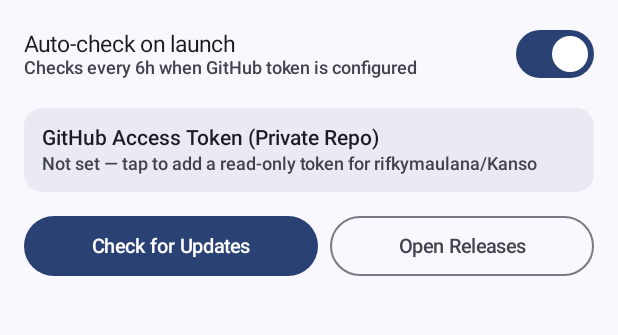
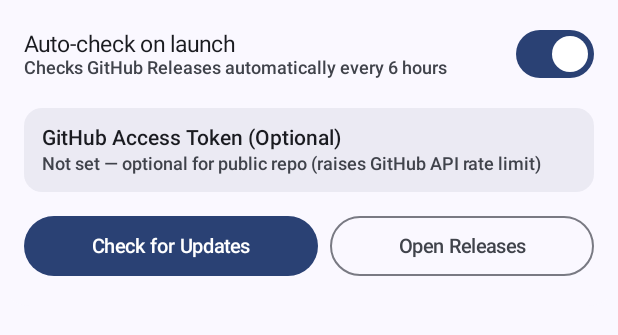
Before and after one commit to rifkymaulana/Kanso, an Android app built with Jetpack Compose: the composable AppUpdatesCard shown on its own in the app's theme, on a phone screen of 412 x 824 dp, the part 73-408 px from its top. Run offline under Robolectric (Android 15) with nearby library versions, the phone set to English and light mode, and no system bars; our stand-ins replace Dagger/Hilt's generated code.

Commit message:
feat: enable unauthenticated auto-update checks for public repo

```diff
--- a/app/build.gradle.kts
+++ b/app/build.gradle.kts
@@ -15,8 +15,8 @@ android {
         applicationId = "com.kanso.app"
         minSdk = 26
         targetSdk = 35
-        versionCode = System.getenv("KANSO_VERSION_CODE")?.toIntOrNull() ?: 4
-        versionName = System.getenv("KANSO_VERSION_NAME")?.takeIf { it.isNotBlank() } ?: "1.1.0"
+        versionCode = System.getenv("KANSO_VERSION_CODE")?.toIntOrNull() ?: 5
+        versionName = System.getenv("KANSO_VERSION_NAME")?.takeIf { it.isNotBlank() } ?: "1.1.1"
     }
 
     signingConfigs {
--- a/app/src/main/kotlin/com/kanso/app/ui/settings/SettingsScreen.kt
+++ b/app/src/main/kotlin/com/kanso/app/ui/settings/SettingsScreen.kt
@@ -584,7 +584,7 @@ private fun AppUpdatesCard(
                     Text(
                         text = prefs.lastUpdateCheckMillis?.let {
                             "Last checked: ${KansoDateFormatters.formatFullDateTime(it)}"
-                        } ?: "Checks every 6h when GitHub token is configured",
+                        } ?: "Checks GitHub Releases automatically every 6 hours",
                         style = MaterialTheme.typography.labelMedium,
                         color = MaterialTheme.colorScheme.onSurfaceVariant
                     )
@@ -609,14 +609,14 @@ private fun AppUpdatesCard(
                     verticalArrangement = Arrangement.spacedBy(2.dp)
                 ) {
                     Text(
-                        text = "GitHub Access Token (Private Repo)",
+                        text = "GitHub Access Token (Optional)",
                         style = MaterialTheme.typography.bodyMedium.copy(fontWeight = FontWeight.Medium)
                     )
                     Text(
                         text = if (uiState.hasGithubToken) {
                             "Configured (Android Keystore encrypted) — tap to update"
                         } else {
-                            "Not set — tap to add a read-only token for rifkymaulana/Kanso"
+                            "Not set — optional for public repo (raises GitHub API rate limit)"
                         },
                         style = MaterialTheme.typography.labelMedium,
                         color = if (uiState.hasGithubToken) {
@@ -815,7 +815,7 @@ private fun GithubTokenDialog(
         text = {
             Column(verticalArrangement = Arrangement.spacedBy(10.dp)) {
                 Text(
-                    text = "Because rifkymaulana/Kanso is private, create a Fine-Grained Personal Access Token on GitHub scoped only to Repository: Kanso with Contents: Read-only. It is stored locally encrypted with Android Keystore and never included in backups.",
+                    text = "rifkymaulana/Kanso is public, so in-app updates work automatically without a token. Only add an optional read-only Fine-Grained Personal Access Token if you hit GitHub's unauthenticated API rate limit or make the repository private again. Stored locally encrypted with Android Keystore and never included in backups.",
                     style = MaterialTheme.typography.bodyMedium,
                     color = MaterialTheme.colorScheme.onSurfaceVariant
                 )
```
Also changed, not shown: app/src/main/kotlin/com/kanso/app/update/AppUpdateManager.kt (+26 -6 lines), 1 other file.
